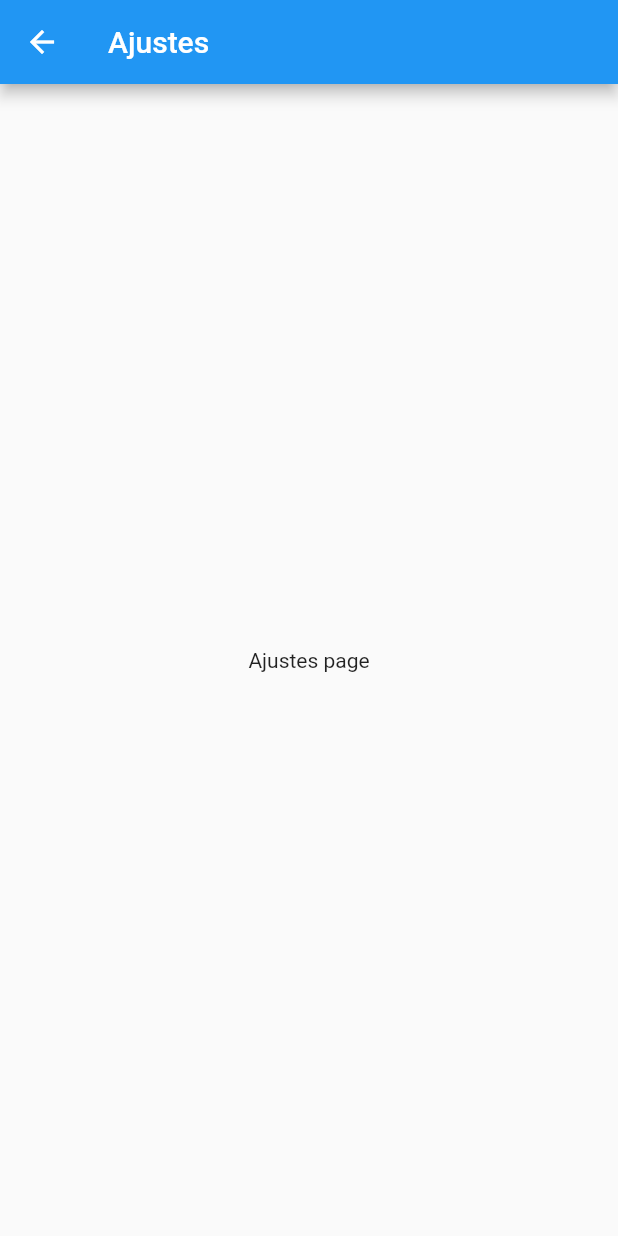
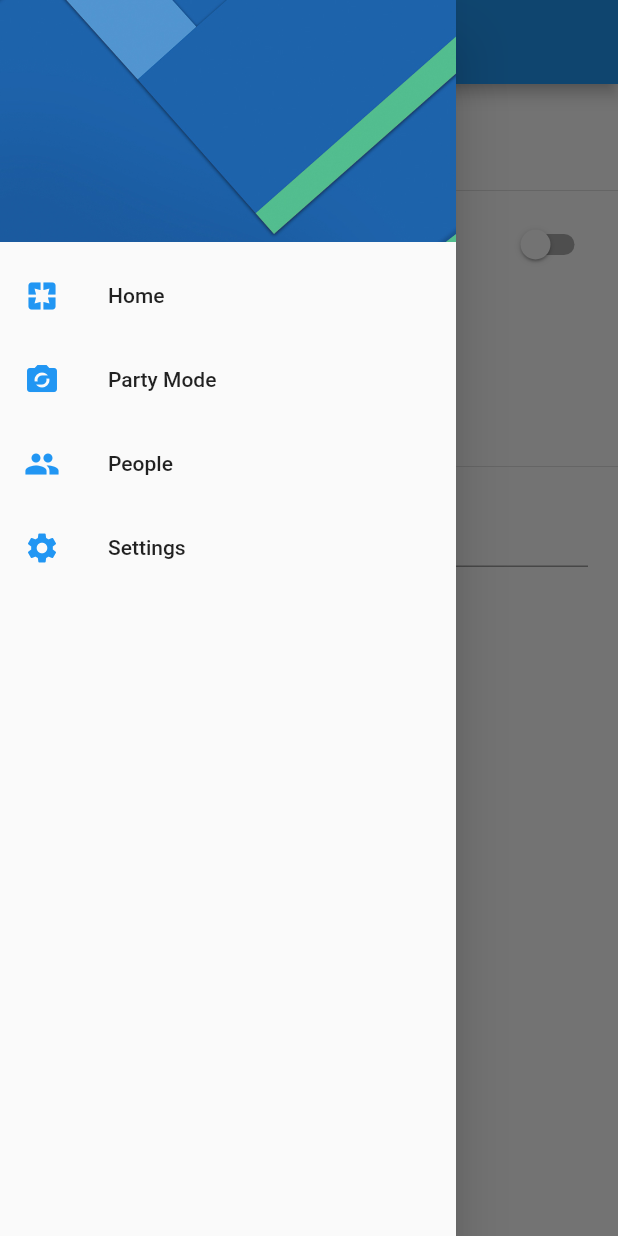
Before and after one commit to danielgomezcantero/preferenciasusuarioapp, a Flutter app: the SettingsPage screen opened by its route, with the side drawer open (before the commit the screen has no drawer), on a phone screen of 412 x 824 dp. Run offline on Flutter 3.47's test engine with Material 2 defaults, Android fonts, the phone set to English and light mode, and no system bars.

Commit message:
Drawer como widget independiente

```diff
--- a/lib/src/pages/home_page.dart
+++ b/lib/src/pages/home_page.dart
@@ -1,5 +1,6 @@
 import 'package:flutter/material.dart';
-import 'package:preferenciasusuarioapp/src/pages/settings_page.dart';
+
+import 'package:preferenciasusuarioapp/src/widgets/menu_widget.dart';
 
 class HomePage extends StatelessWidget {
   static final String routeName = 'home';
@@ -9,7 +10,7 @@ class HomePage extends StatelessWidget {
       appBar: AppBar(
         title: Text('Preferencias del usuario'),
       ),
-      drawer: _crearManu(context),
+      drawer: MenuWidget(),
       body: Column(
         mainAxisAlignment: MainAxisAlignment.center,
         children: [
@@ -23,57 +24,4 @@ class HomePage extends StatelessWidget {
       ),
     );
   }
-
-  Drawer _crearManu(BuildContext context) {
-    return Drawer(
-      child: ListView(
-        padding: EdgeInsets.zero,
-        children: [
-          DrawerHeader(
-            child: Container(),
-            decoration: BoxDecoration(
-                image: DecorationImage(
-              image: AssetImage('assets/menu-img.jpg'),
-              fit: BoxFit.cover,
-            )),
-          ),
-          ListTile(
-            leading: Icon(
-              Icons.pages,
-              color: Colors.blue,
-            ),
-            title: Text('Home'),
-            onTap: () =>
-                Navigator.pushReplacementNamed(context, HomePage.routeName),
-          ),
-          ListTile(
-            leading: Icon(
-              Icons.party_mode,
-              color: Colors.blue,
-            ),
-            title: Text('Party Mode'),
-            onTap: () {},
-          ),
-          ListTile(
-            leading: Icon(
-              Icons.people,
-              color: Colors.blue,
-            ),
-            title: Text('People'),
-            onTap: () {},
-          ),
-          ListTile(
-            leading: Icon(
-              Icons.settings,
-              color: Colors.blue,
-            ),
-            title: Text('Settings'),
-            onTap: () {
-              Navigator.pushReplacementNamed(context, SettingsPage.routeName);
-            },
-          )
-        ],
-      ),
-    );
-  }
 }
--- a/lib/src/pages/settings_page.dart
+++ b/lib/src/pages/settings_page.dart
@@ -1,15 +1,80 @@
 import 'package:flutter/material.dart';
+import 'package:preferenciasusuarioapp/src/widgets/menu_widget.dart';
 
-class SettingsPage extends StatelessWidget {
+class SettingsPage extends StatefulWidget {
   static final String routeName = 'setting';
+
+  @override
+  _SettingsPageState createState() => _SettingsPageState();
+}
+
+class _SettingsPageState extends State<SettingsPage> {
+  bool _colorSecundario = false;
+  int _genero = 1;
+  String _nombre = 'Daniel';
+
+  TextEditingController _textController;
+  @override
+  void initState() {
+    super.initState();
+    _textController = new TextEditingController(text: _nombre);
+  }
+
   @override
   Widget build(BuildContext context) {
     return Scaffold(
         appBar: AppBar(
           title: Text('Ajustes'),
         ),
-        body: Center(
-          child: Text('Ajustes page'),
+        drawer: MenuWidget(),
+        body: ListView(
+          children: [
+            Container(
+              padding: EdgeInsets.all(5.0),
+              child: Text(
+                'Settings',
+                style: TextStyle(fontSize: 45.0, fontWeight: FontWeight.bold),
+              ),
+            ),
+            Divider(),
+            SwitchListTile(
+              value: _colorSecundario,
+              title: Text('Color secundario'),
+              onChanged: (value) {
+                _colorSecundario = value;
+                setState(() {});
+              },
+            ),
+            RadioListTile(
+              value: 1,
+              title: Text('Masculino'),
+              groupValue: _genero,
+              onChanged: (value) {
+                _genero = value;
+                setState(() {});
+              },
+            ),
+            RadioListTile(
+              value: 2,
+              title: Text('Femenino'),
+              groupValue: _genero,
+              onChanged: (value) {
+                _genero = value;
+                setState(() {});
+              },
+            ),
+            Divider(),
+            Container(
+              padding: EdgeInsets.symmetric(horizontal: 20.0),
+              child: TextField(
+                controller: _textController,
+                decoration: InputDecoration(
+                    labelText: 'Nombre',
+                    helperText: 'Nombre que usa el teléfono'),
+                onChanged: (value) {},
+              ),
+            )
+          ],
         ));
   }
 }
--- /dev/null
+++ b/lib/src/widgets/menu_widget.dart
@@ -0,0 +1,59 @@
+import 'package:flutter/material.dart';
+import 'package:preferenciasusuarioapp/src/pages/home_page.dart';
+import 'package:preferenciasusuarioapp/src/pages/settings_page.dart';
+
+class MenuWidget extends StatelessWidget {
+  @override
+  Widget build(BuildContext context) {
+    return Drawer(
+      child: ListView(
+        padding: EdgeInsets.zero,
+        children: [
+          DrawerHeader(
+            child: Container(),
+            decoration: BoxDecoration(
+                image: DecorationImage(
+              image: AssetImage('assets/menu-img.jpg'),
+              fit: BoxFit.cover,
+            )),
+          ),
+          ListTile(
+            leading: Icon(
+              Icons.pages,
+              color: Colors.blue,
+            ),
+            title: Text('Home'),
+            onTap: () =>
+                Navigator.pushReplacementNamed(context, HomePage.routeName),
+          ),
+          ListTile(
+            leading: Icon(
+              Icons.party_mode,
+              color: Colors.blue,
+            ),
+            title: Text('Party Mode'),
+            onTap: () {},
+          ),
+          ListTile(
+            leading: Icon(
+              Icons.people,
+              color: Colors.blue,
+            ),
+            title: Text('People'),
+            onTap: () {},
+          ),
+          ListTile(
+            leading: Icon(
+              Icons.settings,
+              color: Colors.blue,
+            ),
+            title: Text('Settings'),
+            onTap: () {
+              Navigator.pushReplacementNamed(context, SettingsPage.routeName);
+            },
+          )
+        ],
+      ),
+    );
+  }
+}
```
